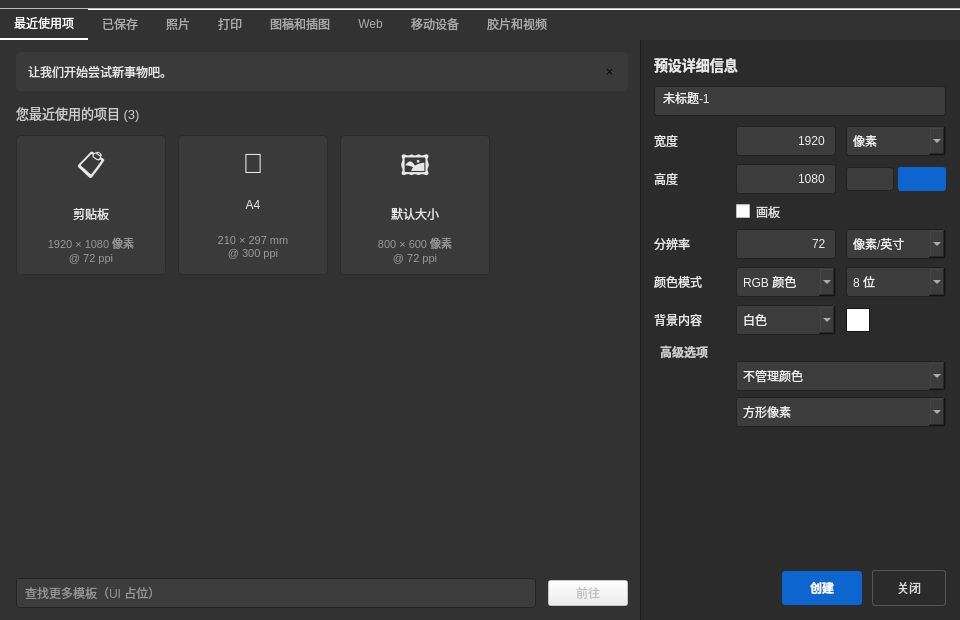
Old version of the form psDemo/ui/newdocumentdialog.ui in the repository littletenyuan01/photoshopDemo.
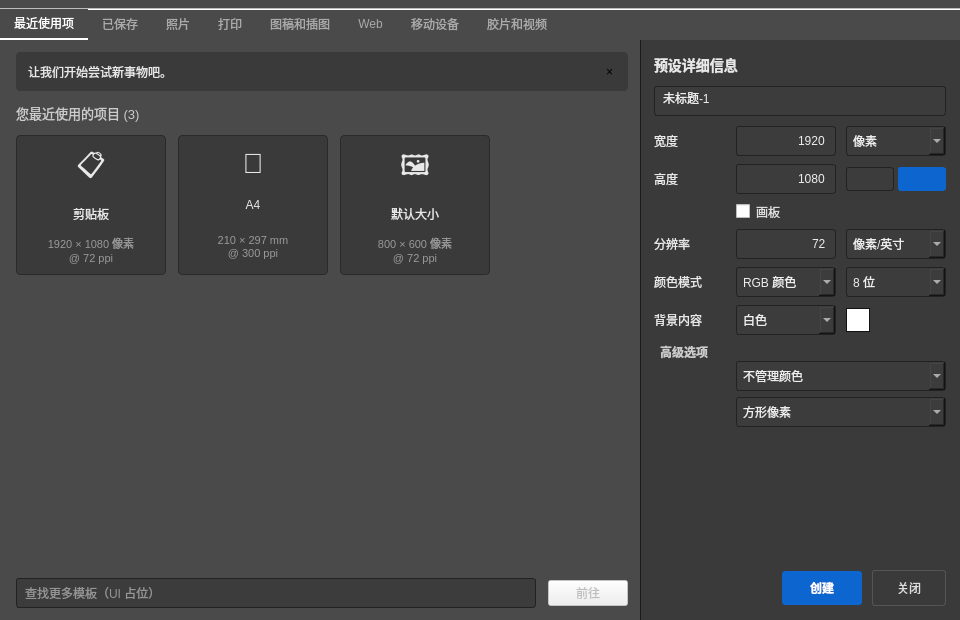
New version of the form. Icons and pictures are not drawn.

Diff of the .ui file:
```diff
--- a/psDemo/ui/newdocumentdialog.ui
+++ b/psDemo/ui/newdocumentdialog.ui
@@ -24,7 +24,7 @@
   </property>
   <property name="styleSheet">
    <string notr="true">QDialog#NewDocumentDialog {
-  background-color: #323232;
+  background-color: #4a4a4a;
   color: #e8e8e8;
 }
 QLabel { color: #e8e8e8; background: transparent; }
@@ -38,7 +38,7 @@
 }
 QTabWidget::pane {
   border: none;
-  background: #2b2b2b;
+  background: #3a3a3a;
 }
 QTabBar::tab {
   background: transparent;
@@ -63,7 +63,7 @@
   border: 2px solid #0d66d0;
 }
 QWidget#detailsPanel {
-  background-color: #2b2b2b;
+  background-color: #3a3a3a;
   border-left: 1px solid #1a1a1a;
 }
 QPushButton#createButton {
```
